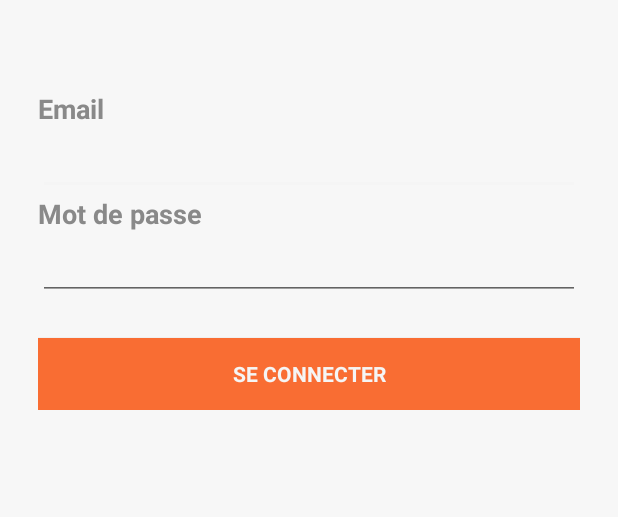
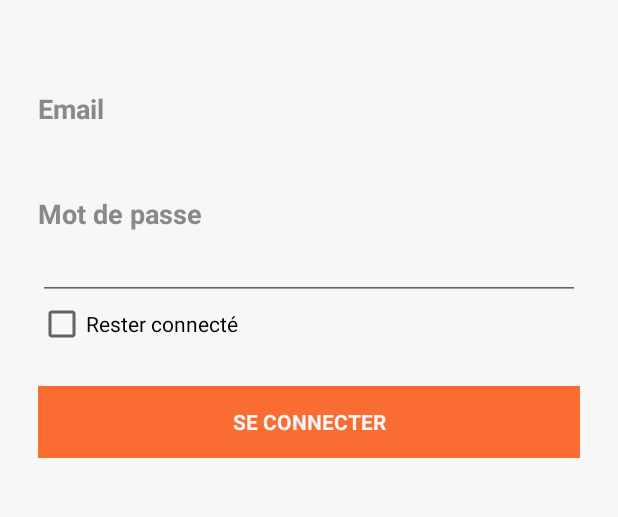
Before and after one commit to Quent621/chat, an Android app: the screen it shows after launch (LoginActivity), on a phone screen of 412 x 824 dp, the part 396-913 px from its top. Run offline under Robolectric (Android 15) with nearby library versions, the phone set to English and light mode, and no system bars.

Commit message:
CONNEXION FONCTIONNEL SAUVEGARDE DE L'EMAIL ET DU MOT DE PASSE LORS DE LA FERMETURE DE L'APPLI

```diff
--- a/app/src/main/AndroidManifest.xml
+++ b/app/src/main/AndroidManifest.xml
@@ -18,7 +18,8 @@
                 <category android:name="android.intent.category.LAUNCHER" />
             </intent-filter>
         </activity>
-        <activity android:name=".HomeActivity"></activity>
+        <activity android:name=".HomeActivity" />
+        <activity android:name=".AutoLoginActivity"></activity>
     </application>
 
 </manifest>
--- a/app/src/main/java/com/example/quentinvarlet/foxrp/LoginActivity.java
+++ b/app/src/main/java/com/example/quentinvarlet/foxrp/LoginActivity.java
@@ -1,29 +1,63 @@
 package com.example.quentinvarlet.foxrp;
 
+import android.content.Context;
 import android.content.DialogInterface;
 import android.content.Intent;
+import android.content.SharedPreferences;
 import android.support.v7.app.AlertDialog;
 import android.support.v7.app.AppCompatActivity;
 import android.os.Bundle;
+import android.text.Editable;
+import android.text.TextWatcher;
 import android.view.View;
 import android.widget.Button;
+import android.widget.CheckBox;
+import android.widget.CompoundButton;
 import android.widget.EditText;
 import android.widget.TextView;
 
-public class LoginActivity extends AppCompatActivity {
+public class LoginActivity extends AppCompatActivity implements TextWatcher, CompoundButton.OnCheckedChangeListener {
 
     EditText email, password;
     Button btnLogin;
     AlertDialog.Builder builder;
+    private CheckBox rem_userpass;
+    SharedPreferences sharedPreferences;
+    SharedPreferences.Editor editor;
+
+    private static final String PREF_NAME = "prefs";
+    private static final String KEY_REMEMBER = "remember";
+    private static final String KEY_USERNAME = "email";
+    private static final String KEY_PASS = "password";
+
 
     @Override
     protected void onCreate(Bundle savedInstanceState) {
         super.onCreate(savedInstanceState);
         setContentView(R.layout.activity_login);
 
+        //Partie Connexion automatique
+        sharedPreferences = getSharedPreferences(PREF_NAME, Context.MODE_PRIVATE);
+        editor = sharedPreferences.edit();
+
         email = (EditText) findViewById(R.id.email);
         password = (EditText) findViewById(R.id.password);
+        rem_userpass = (CheckBox)findViewById(R.id.checkBox);
 
+        if(sharedPreferences.getBoolean(KEY_REMEMBER, false))
+            rem_userpass.setChecked(true);
+        else
+            rem_userpass.setChecked(false);
+
+        email.setText(sharedPreferences.getString(KEY_USERNAME,""));
+        password.setText(sharedPreferences.getString(KEY_PASS, ""));
+
+        email.addTextChangedListener(this);
+        password.addTextChangedListener(this);
+        rem_userpass.setOnCheckedChangeListener(this);
+        //rem_userpass.setOnCheckedChangeListener(this);
+
+        //Partie Connexion
         btnLogin = (Button) findViewById(R.id.login_button);
         btnLogin.setOnClickListener(new View.OnClickListener() {
             @Override
@@ -47,4 +81,42 @@ public class LoginActivity extends AppCompatActivity {
             }
         });
     }
+
+
+    @Override
+    public void beforeTextChanged(CharSequence charSequence, int i, int i1, int i2) {
+
+    }
+
+    @Override
+    public void onTextChanged(CharSequence charSequence, int i, int i1, int i2) {
+        managePrefs();
+    }
+
+    @Override
+    public void afterTextChanged(Editable editable) {
+
+    }
+
+    @Override
+    public void onCheckedChanged(CompoundButton compoundButton, boolean b) {
+        managePrefs();
+    }
+
+    private void managePrefs(){
+        if(rem_userpass.isChecked()){
+            editor.putString(KEY_USERNAME, email.getText().toString().trim());
+            editor.putString(KEY_PASS, password.getText().toString().trim());
+            editor.putBoolean(KEY_REMEMBER, true);
+            editor.apply();
+        }else{
+            editor.putBoolean(KEY_REMEMBER, false);
+            editor.remove(KEY_PASS);//editor.putString(KEY_PASS,"");
+            editor.remove(KEY_USERNAME);//editor.putString(KEY_USERNAME, "");
+            editor.apply();
+        }
+    }
+
+
+
 }
--- a/app/src/main/res/layout/activity_login.xml
+++ b/app/src/main/res/layout/activity_login.xml
@@ -63,13 +63,21 @@
             android:inputType="textPassword"
             android:textColor="@color/colorLoginText" />
 
+        <CheckBox
+            android:layout_width="match_parent"
+            android:layout_height="wrap_content"
+            android:text="Rester connecté"
+            android:id="@+id/checkBox"
+            android:layout_below="@+id/password"
+            />
+
         <Button
             android:layout_width="match_parent"
             android:layout_height="wrap_content"
             android:text="@string/login_bn_label"
             style="?android:textAppearanceSmall"
             android:textStyle="bold"
-            android:layout_below="@+id/password"
+            android:layout_below="@+id/checkBox"
             android:layout_marginTop="25dp"
             android:id="@+id/login_button"
             android:background="@drawable/button_selecter"
```
